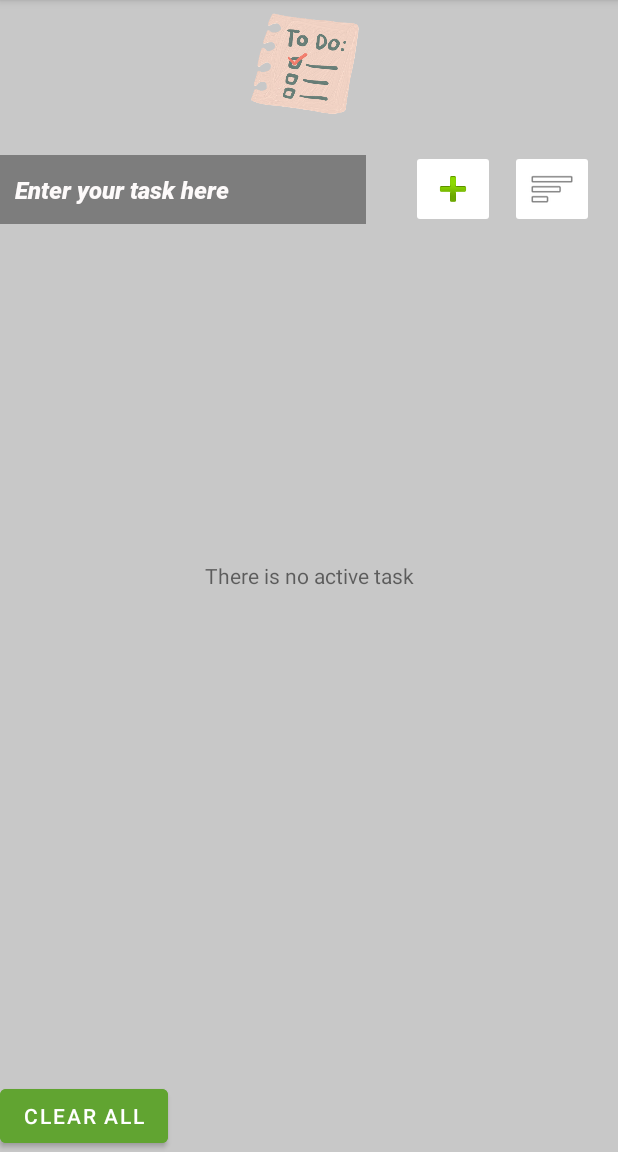
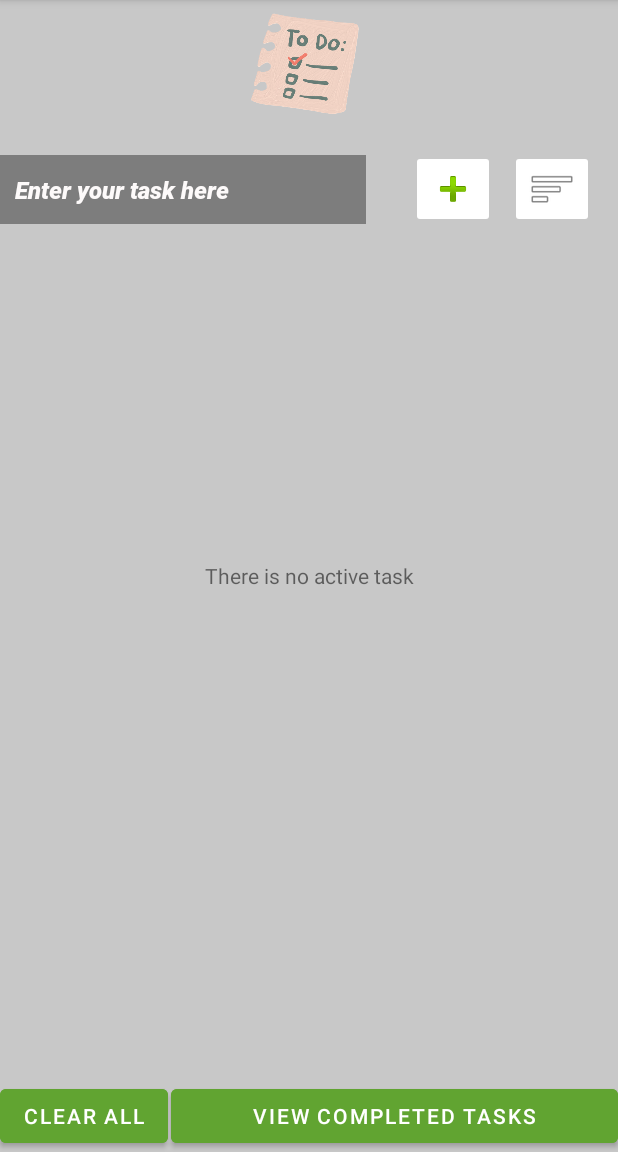
Before and after one commit to lakhychahal/Test-Repo, an Android app: the screen it shows after launch (MainActivity), after a tap on an icon or button, on a phone screen of 412 x 824 dp, the part 84-1236 px from its top. Run offline under Robolectric (Android 15) with nearby library versions, the phone set to English and light mode, and no system bars.

Commit message:
#15 Task Completion
When the task checkbox is ticked, the last will now go to completed task list.

```diff
--- a/TaskMan/app/src/main/java/com/example/taskman/MainActivity.java
+++ b/TaskMan/app/src/main/java/com/example/taskman/MainActivity.java
@@ -1,7 +1,7 @@
 package com.example.taskman;
 
-import android.annotation.SuppressLint;
 import android.app.AlarmManager;
+import android.app.DatePickerDialog;
 import android.app.NotificationChannel;
 import android.app.NotificationManager;
 import android.app.PendingIntent;
@@ -13,21 +13,15 @@ import android.graphics.drawable.Drawable;
 import android.os.Build;
 import android.os.Bundle;
 import android.provider.AlarmClock;
-import android.text.TextUtils;
 import android.util.Log;
-import android.view.Gravity;
+import android.view.LayoutInflater;
 import android.view.View;
 import android.view.ViewGroup;
-import android.view.WindowManager;
 import android.widget.Button;
 import android.widget.CheckBox;
-import android.widget.CompoundButton;
 import android.widget.DatePicker;
 import android.widget.EditText;
 import android.widget.ImageButton;
-import android.widget.ImageView;
-import android.widget.LinearLayout;
-import android.widget.PopupWindow;
 import android.widget.TextView;
 import android.widget.TimePicker;
 import android.widget.Toast;
@@ -35,10 +29,15 @@ import android.widget.Toast;
 import androidx.annotation.NonNull;
 import androidx.appcompat.app.AlertDialog;
 import androidx.appcompat.app.AppCompatActivity;
+import androidx.core.content.res.ResourcesCompat;
+import androidx.recyclerview.widget.DiffUtil;
+import androidx.recyclerview.widget.ListAdapter;
 import androidx.recyclerview.widget.RecyclerView;
 
+import org.jetbrains.annotations.NotNull;
 import org.jetbrains.annotations.Nullable;
 
+import java.text.SimpleDateFormat;
 import java.util.ArrayList;
 import java.util.Arrays;
 import java.util.Calendar;
@@ -46,19 +45,29 @@ import java.util.Collections;
 import java.util.Date;
 import java.util.HashSet;
 import java.util.List;
+import java.util.Locale;
+import java.util.Objects;
 import java.util.Set;
+import java.util.TreeSet;
+import java.util.function.BiFunction;
+import java.util.function.Function;
 
 public class MainActivity extends AppCompatActivity {
     private static final String TAG = "MainActivity";
+
+
     public static final String APP_PREFS = "app-preferences";
     public static final String TASKS = "tasks";
     public static final String START_DATES = "start-dates";
+    public static final String TASKS_COMPLETED = "tasks-completed";
+
+    public static final String SORTED = "tasks-sorted";
+
     private static final String CHANNEL_ID = "my_channel_id";
-    public static final String TASKS_COMPLETED = "tasks-completed";
     private EditText taskEditText;
-    // created
+
     private final List<Task> tasks = new ArrayList<>();
-    // created
+
     private TasksAdapter adapter;
     TextView emptytasks;
 
@@ -72,7 +81,7 @@ public class MainActivity extends AppCompatActivity {
             NotificationChannel channel = new NotificationChannel(CHANNEL_ID, "My Channel", NotificationManager.IMPORTANCE_DEFAULT);
             channel.setDescription("My notification channel description");
 
-            // Step 5: Register the notification channel
+
             NotificationManager notificationManager = getSystemService(NotificationManager.class);
             notificationManager.createNotificationChannel(channel);
         }
@@ -81,6 +90,7 @@ public class MainActivity extends AppCompatActivity {
         taskEditText = findViewById(R.id.task_edit_text);
         ImageButton addButton = findViewById(R.id.add_button);
 
+
         adapter = new TasksAdapter(this::updateCompletionStatus,
                 this::updateStartDate,
                 this::deleteTask,
@@ -88,12 +98,14 @@ public class MainActivity extends AppCompatActivity {
                 this::taskNotification);
         RecyclerView tasksRecyclerView = findViewById(R.id.tasks);
         tasksRecyclerView.setAdapter(adapter);
+
+
         loadTasks();
 
         addButton.setOnClickListener(new View.OnClickListener() {
             @Override
             public void onClick(View v) {
-                // edited
+
                 String task = taskEditText.getText().toString();
                 if (!task.isEmpty()) {
                     saveTask(task);
@@ -105,21 +117,26 @@ public class MainActivity extends AppCompatActivity {
         clearAllButton.setOnClickListener(new View.OnClickListener() {
             @Override
             public void onClick(View v) {
-                // Call the method to clear all the tasks
                 clearAllTasks();
             }
         });
-        ImageButton sortButton = (ImageButton) findViewById(R.id.sort_button);
+        ImageButton sortButton = findViewById(R.id.sort_button);
         sortButton.setOnClickListener(new View.OnClickListener() {
             @Override
             public void onClick(View v) {
-                // Sort the task list alphabetically
-                List<Task> tasks1 = new ArrayList<>(tasks);
-                Collections.sort(tasks1);
-                adapter.submitList(tasks1);
+
+                SharedPreferences.Editor editor = preferences().edit();
+                editor.putBoolean(SORTED, true);
+                editor.apply();
+                reconstructTasks();
             }
+        });
 
+        Button viewCompletedTasks = findViewById(R.id.view_completed_tasks);
+        viewCompletedTasks.setOnClickListener(v -> {
+            startActivity(new Intent(MainActivity.this, CompletedTasksActivity.class));
         });
+
     }
 
     private void createNotificationChannel() {
@@ -133,8 +150,6 @@ public class MainActivity extends AppCompatActivity {
             notificationManager.createNotificationChannel(channel);
         }
     }
-
-
 
     private void showReminderDialog(final Task myTask) {
         final String task = myTask.getTask();
@@ -169,6 +184,8 @@ public class MainActivity extends AppCompatActivity {
                 intent.putExtra(AlarmClock.EXTRA_HOUR, hour);
                 intent.putExtra(AlarmClock.EXTRA_MINUTES, minute);
                 startActivity(intent);
+
+
             }
         });
         builder.setNegativeButton("Alert", new DialogInterface.OnClickListener() {
@@ -208,9 +225,8 @@ public class MainActivity extends AppCompatActivity {
         }
     }
 
+    private void saveTask(String task) {
 
-    private void saveTask(String task) {
-        // add all the data i.e, the task name, start date and completion status
         Log.i(TAG, "saveTask: saving task " + task);
         SharedPreferences preferences = preferences();
         SharedPreferences.Editor editor = preferences.edit();
@@ -224,25 +240,25 @@ public class MainActivity extends AppCompatActivity {
         editor.apply();
 
         reconstructTasks();
-        // clear the text
+
         taskEditText.setText("");
     }
+
 
     private void loadTasks() {
 
         reconstructTasks();
     }
 
+    private void clearAllTasks() {
 
-    private void clearAllTasks() {
-        // Clear the HashSet and update the UI
         SharedPreferences[] preferences = new SharedPreferences[]{
                 preferences(),
                 taskStartDatesPreferences(),
                 taskCompletionStatusPreferences()
         };
         for (SharedPreferences preference : preferences) {
-            // Use the keys gotten from the files to clear them from the respective preferences
+
             Set<String> keys = preference.getAll().keySet();
             SharedPreferences.Editor editor = preference.edit();
             for (String key : keys) {
@@ -252,19 +268,18 @@ public class MainActivity extends AppCompatActivity {
         }
         reconstructTasks();
     }
+
+
     @Nullable
     private Void updateTask(@NonNull Task oldTask, @NonNull Task newTask) {
 
-        // receives the old and the new tasks
-        // the old task contains the name of the task to update and the new task
-        // contains the value of the new task.
 
         SharedPreferences preferences = preferences();
         Set<String> taskNamesSet = preferences.getStringSet(TASKS, new HashSet<>());
         List<String> taskNames = new ArrayList<>(taskNamesSet);
         int i = taskNames.indexOf(oldTask.getTask());
         taskNames.set(i, newTask.getTask());
-        // update the preferences
+
         SharedPreferences.Editor editor = preferences.edit();
         editor.putStringSet(TASKS, new HashSet<>(taskNames));
         editor.apply();
@@ -272,13 +287,10 @@ public class MainActivity extends AppCompatActivity {
         reconstructTasks();
         return null;
     }
+
     @Nullable
     private Void updateStartDate(@NonNull Task task) {
 
-
-        // to update the date a task with the new date is passed and it's name
-        // is used to update the value of the date in the taskStartDatesPreference()
-        // SharedPreferences
 
         SharedPreferences datesPreferences = taskStartDatesPreferences();
         SharedPreferences.Editor editor = datesPreferences.edit();
@@ -289,11 +301,11 @@ public class MainActivity extends AppCompatActivity {
         reconstructTasks();
         return null;
     }
+
     @Nullable
     private Void updateCompletionStatus(@NonNull Task task) {
 
-        // this uses the same logic as the method above to update the completion status or
-        // rather the checkbox checked change status.
+
         SharedPreferences preferences = taskCompletionStatusPreferences();
         SharedPreferences.Editor editor = preferences.edit();
         editor.putBoolean(task.getTask(), task.isCompleted());
@@ -302,10 +314,10 @@ public class MainActivity extends AppCompatActivity {
         reconstructTasks();
         return null;
     }
+
     @Nullable
     private Void deleteTask(@NonNull Task task) {
 
-        // this deletes a given task
 
         SharedPreferences preferences = preferences();
         SharedPreferences completionStatusPreferences = taskCompletionStatusPreferences();
@@ -328,6 +340,7 @@ public class MainActivity extends AppCompatActivity {
         reconstructTasks();
         return null;
     }
+
     @Nullable
     private Void taskNotification(Task task) {
 
@@ -353,14 +366,22 @@ public class MainActivity extends AppCompatActivity {
             if (!isTaskCompleted)
                 tasks.add(new Task(s, false, d));
         }
+
+        if (preferences.getBoolean(SORTED, false)) {
+
+            Collections.sort(tasks);
+        }
+
         adapter.submitList(tasks);
+
+
         this.tasks.addAll(tasks);
+
         int taskMessageVisibility;
         if (tasks.isEmpty()) taskMessageVisibility = View.VISIBLE;
         else taskMessageVisibility = View.GONE;
         emptytasks.setVisibility(taskMessageVisibility);
     }
-
 
     private SharedPreferences preferences() {
 
@@ -370,13 +391,10 @@ public class MainActivity extends AppCompatActivity {
     private SharedPreferences taskCompletionStatusPreferences() {
 
         return getSharedPreferences(TASKS_COMPLETED, MODE_PRIVATE);
-        // holds the task completion status for the respective tasks
-
     }
 
     private SharedPreferences taskStartDatesPreferences() {
 
-        // holds the task start date for the respective tasks
         return getSharedPreferences(START_DATES, MODE_PRIVATE);
     }
 }
--- a/TaskMan/app/src/main/res/layout/activity_main.xml
+++ b/TaskMan/app/src/main/res/layout/activity_main.xml
@@ -1,7 +1,6 @@
-<RelativeLayout
-    xmlns:android="http://schemas.android.com/apk/res/android"
+<RelativeLayout xmlns:android="http://schemas.android.com/apk/res/android"
+    xmlns:app="http://schemas.android.com/apk/res-auto"
     xmlns:tools="http://schemas.android.com/tools"
-    xmlns:app="http://schemas.android.com/apk/res-auto"
     android:layout_width="match_parent"
     android:layout_height="match_parent"
     android:background="@color/cardview_shadow_start_color">
@@ -65,7 +64,6 @@
 
     </RelativeLayout>
 
-
     <androidx.recyclerview.widget.RecyclerView
         android:id="@+id/tasks"
         android:layout_width="match_parent"
@@ -102,4 +100,17 @@
         android:layout_marginEnd="74dp"
         android:backgroundTint="@color/delete_button_bg"
         android:text="@string/clear_all" />
+
+    <Button
+        android:id="@+id/view_completed_tasks"
+        android:layout_width="369dp"
+        android:layout_height="wrap_content"
+        android:layout_alignParentEnd="true"
+        android:layout_alignParentBottom="true"
+        android:layout_marginStart="-72dp"
+        android:layout_marginBottom="0dp"
+        android:layout_toEndOf="@id/clear_all_button"
+        android:backgroundTint="@color/delete_button_bg"
+        android:text="@string/view_completed_tasks" />
+
 </RelativeLayout>
--- a/TaskMan/app/src/main/res/values/strings.xml
+++ b/TaskMan/app/src/main/res/values/strings.xml
@@ -24,6 +24,7 @@
     <string name="empty_task">There is no active task</string>
     <string name="channel_name">reminders</string>
     <string name="channel_description">your task needs attention</string>
+    <string name="view_completed_tasks">View completed tasks</string>
     <string name="alert">Alert</string>
 
 </resources>
--- a/TaskMan/app/src/main/res/values/themes.xml
+++ b/TaskMan/app/src/main/res/values/themes.xml
@@ -13,4 +13,9 @@
         <item name="android:statusBarColor">?attr/colorPrimaryVariant</item>
         <!-- Customize your theme here. -->
     </style>
+
+    <style name="Theme.TaskMan.CompletedTasks">
+        <item name="windowActionBar">false</item>
+        <item name="windowNoTitle">true</item>
+    </style>
 </resources>
```
Also changed, not shown: TaskMan/app/src/main/AndroidManifest.xml (+6 -1 lines), TaskMan/app/src/main/java/com/example/taskman/CompletedTasksActivity.java (added, +175 -0 lines), TaskMan/app/src/main/java/com/example/taskman/Task.java (+4 -4 lines), TaskMan/app/src/main/java/com/example/taskman/TasksAdapter.java (+40 -49 lines), TaskMan/app/src/main/res/layout/activity_completed_tasks.xml (added, +36 -0 lines).
